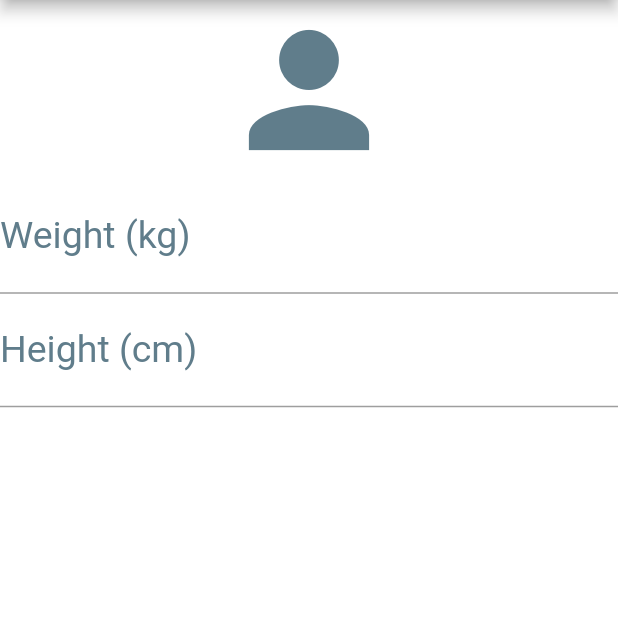
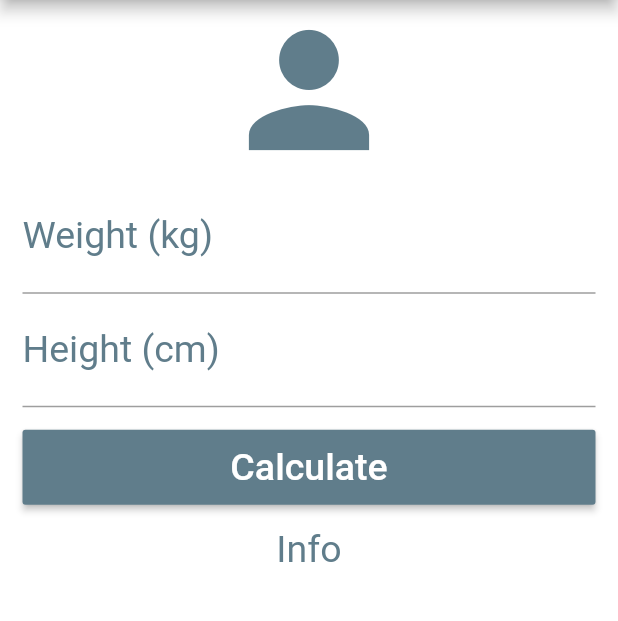
Before and after one commit to EsdrasRR/Flutter, a Flutter app: the screen it shows after launch, on a phone screen of 412 x 824 dp, the part 84-705 px from its top. Run offline on Flutter 3.47's test engine with Material 2 defaults, Android fonts, the light colour scheme and no system bars.

Commit message:
style : added scrollView and raisedButton

```diff
--- a/bmi_calculator/lib/main.dart
+++ b/bmi_calculator/lib/main.dart
@@ -25,7 +25,9 @@ class _HomeState extends State<Home> {
         ],
       ),
       backgroundColor: Colors.white,
-      body: Column(
+      body: SingleChildScrollView(
+        padding: EdgeInsets.fromLTRB(15, 0, 15, 0),
+        child: Column(
           crossAxisAlignment: CrossAxisAlignment.stretch,
           children: <Widget>[
             Icon(Icons.person, size: 120.0, color: Colors.blueGrey),
@@ -44,8 +46,28 @@ class _HomeState extends State<Home> {
                   labelStyle: TextStyle(color: Colors.blueGrey)),
               textAlign: TextAlign.center,
               style: TextStyle(color: Colors.blueGrey, fontSize: 25.0),
+            ),
+            Padding(
+              padding: EdgeInsets.only(top: 15, bottom: 15),
+              child: Container(
+                height: 50.0,
+                child: RaisedButton(
+                  onPressed: () {},
+                  child: Text(
+                    "Calculate",
+                    style: TextStyle(color: Colors.white, fontSize: 25.0),
+                  ),
+                  color: Colors.blueGrey,
+                ),
+              ),
+            ),
+            Text(
+              "Info",
+              textAlign: TextAlign.center,
+              style: TextStyle(color: Colors.blueGrey, fontSize: 25.0),
             )
           ],
+        ),
       ),
     );
   }
```
Lines whose indentation alone changed are shown as unchanged.
